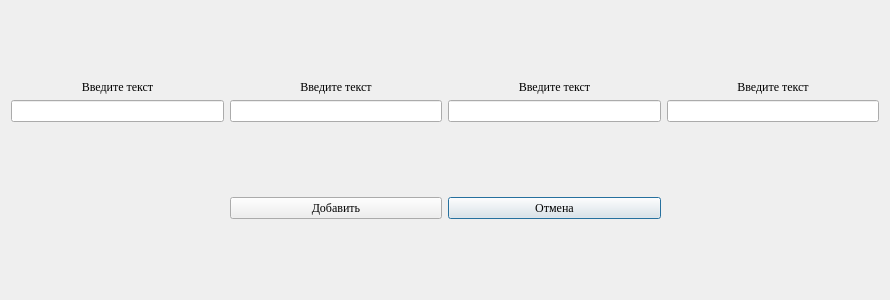
Anastasia1111/Labs, file Programming/4_sem (OVP)/DBLab1/addrec.ui: the form before one commit.
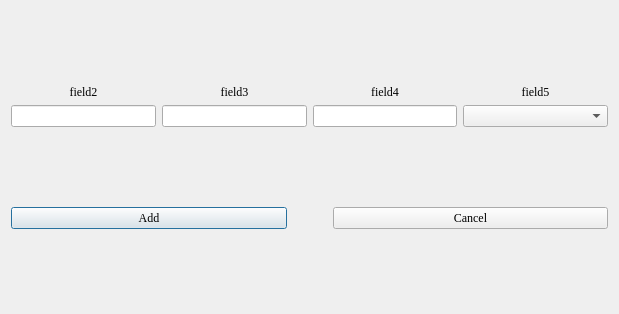
The form after the commit.

What changed in the file:
```diff
--- a/Programming/4_sem (OVP)/DBLab1/addrec.ui
+++ b/Programming/4_sem (OVP)/DBLab1/addrec.ui
@@ -6,8 +6,8 @@
    <rect>
     <x>0</x>
     <y>0</y>
-    <width>890</width>
-    <height>300</height>
+    <width>619</width>
+    <height>314</height>
    </rect>
   </property>
   <property name="font">
@@ -18,15 +18,10 @@
   <property name="windowTitle">
    <string>Add record</string>
   </property>
-  <layout class="QGridLayout" name="gridLayout">
-   <item row="1" column="2">
-    <widget class="QPushButton" name="pushButton_cancel">
-     <property name="text">
-      <string>Отмена</string>
-     </property>
-    </widget>
-   </item>
-   <item row="0" column="0">
+  <layout class="QVBoxLayout" name="verticalLayout">
+   <item>
+    <layout class="QHBoxLayout" name="horizontalLayout">
+     <item>
     <layout class="QVBoxLayout" name="verticalLayout_2">
      <item>
       <widget class="QLabel" name="label_2">
@@ -37,7 +32,7 @@
         </sizepolicy>
        </property>
        <property name="text">
-        <string>Введите текст</string>
+          <string>field2</string>
        </property>
        <property name="alignment">
         <set>Qt::AlignCenter</set>
@@ -49,7 +44,7 @@
      </item>
     </layout>
    </item>
-   <item row="0" column="1">
+     <item>
     <layout class="QVBoxLayout" name="verticalLayout_3">
      <item>
       <widget class="QLabel" name="label_3">
@@ -60,7 +55,7 @@
         </sizepolicy>
        </property>
        <property name="text">
-        <string>Введите текст</string>
+          <string>field3</string>
        </property>
        <property name="alignment">
         <set>Qt::AlignCenter</set>
@@ -72,7 +67,7 @@
      </item>
     </layout>
    </item>
-   <item row="0" column="2">
+     <item>
     <layout class="QVBoxLayout" name="verticalLayout_4">
      <item>
       <widget class="QLabel" name="label_4">
@@ -83,7 +78,7 @@
         </sizepolicy>
        </property>
        <property name="text">
-        <string>Введите текст</string>
+          <string>field4</string>
        </property>
        <property name="alignment">
         <set>Qt::AlignCenter</set>
@@ -95,7 +90,7 @@
      </item>
     </layout>
    </item>
-   <item row="0" column="3">
+     <item>
     <layout class="QVBoxLayout" name="verticalLayout_5">
      <item>
       <widget class="QLabel" name="label_5">
@@ -106,7 +101,7 @@
         </sizepolicy>
        </property>
        <property name="text">
-        <string>Введите текст</string>
+          <string>field5</string>
        </property>
        <property name="alignment">
         <set>Qt::AlignCenter</set>
@@ -114,16 +109,52 @@
       </widget>
      </item>
      <item>
-      <widget class="QLineEdit" name="lineEdit_5"/>
+        <widget class="QComboBox" name="comboBox">
+         <property name="sizePolicy">
+          <sizepolicy hsizetype="Expanding" vsizetype="Fixed">
+           <horstretch>0</horstretch>
+           <verstretch>0</verstretch>
+          </sizepolicy>
+         </property>
+        </widget>
      </item>
     </layout>
    </item>
-   <item row="1" column="1">
+    </layout>
+   </item>
+   <item>
+    <layout class="QHBoxLayout" name="horizontalLayout_2">
+     <item>
     <widget class="QPushButton" name="pushButton_add">
      <property name="text">
-      <string>Добавить</string>
-     </property>
-    </widget>
+        <string>Add</string>
+       </property>
+      </widget>
+     </item>
+     <item>
+      <spacer name="horizontalSpacer">
+       <property name="orientation">
+        <enum>Qt::Horizontal</enum>
+       </property>
+       <property name="sizeType">
+        <enum>QSizePolicy::Preferred</enum>
+       </property>
+       <property name="sizeHint" stdset="0">
+        <size>
+         <width>40</width>
+         <height>20</height>
+        </size>
+       </property>
+      </spacer>
+     </item>
+     <item>
+      <widget class="QPushButton" name="pushButton_cancel">
+       <property name="text">
+        <string>Cancel</string>
+       </property>
+      </widget>
+     </item>
+    </layout>
    </item>
   </layout>
  </widget>
```
Lines whose indentation alone changed are shown as unchanged.
